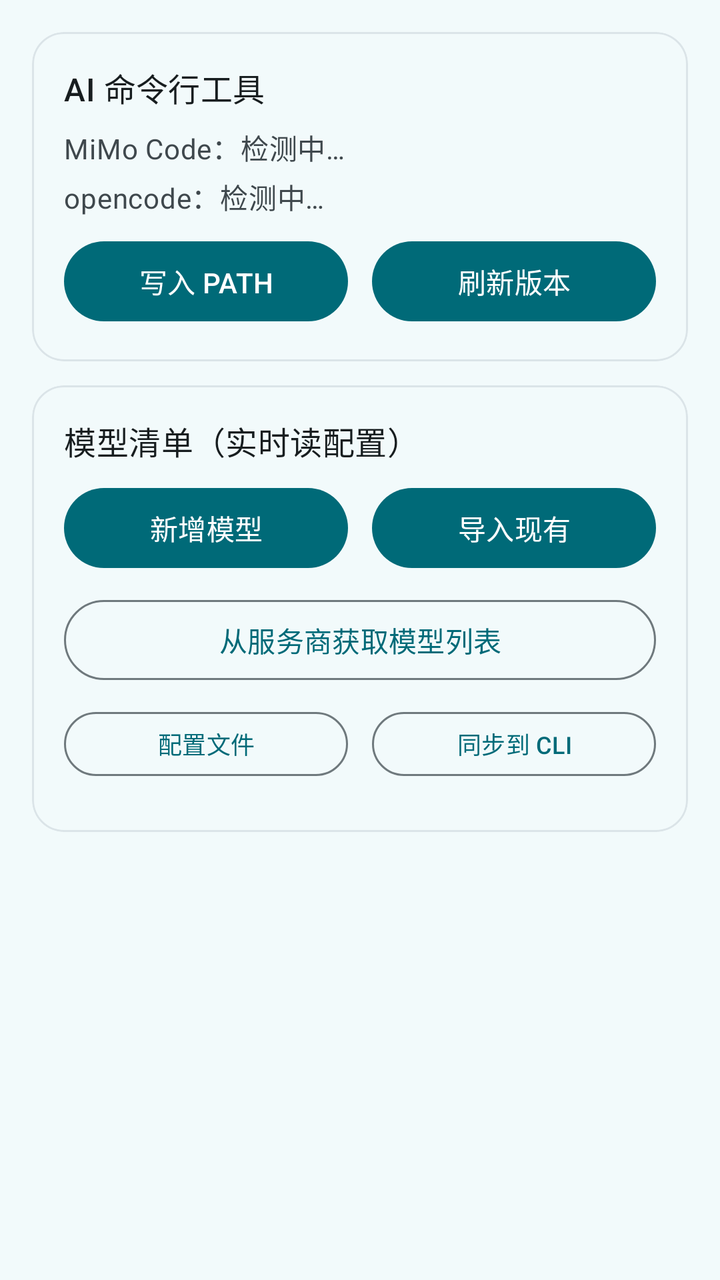
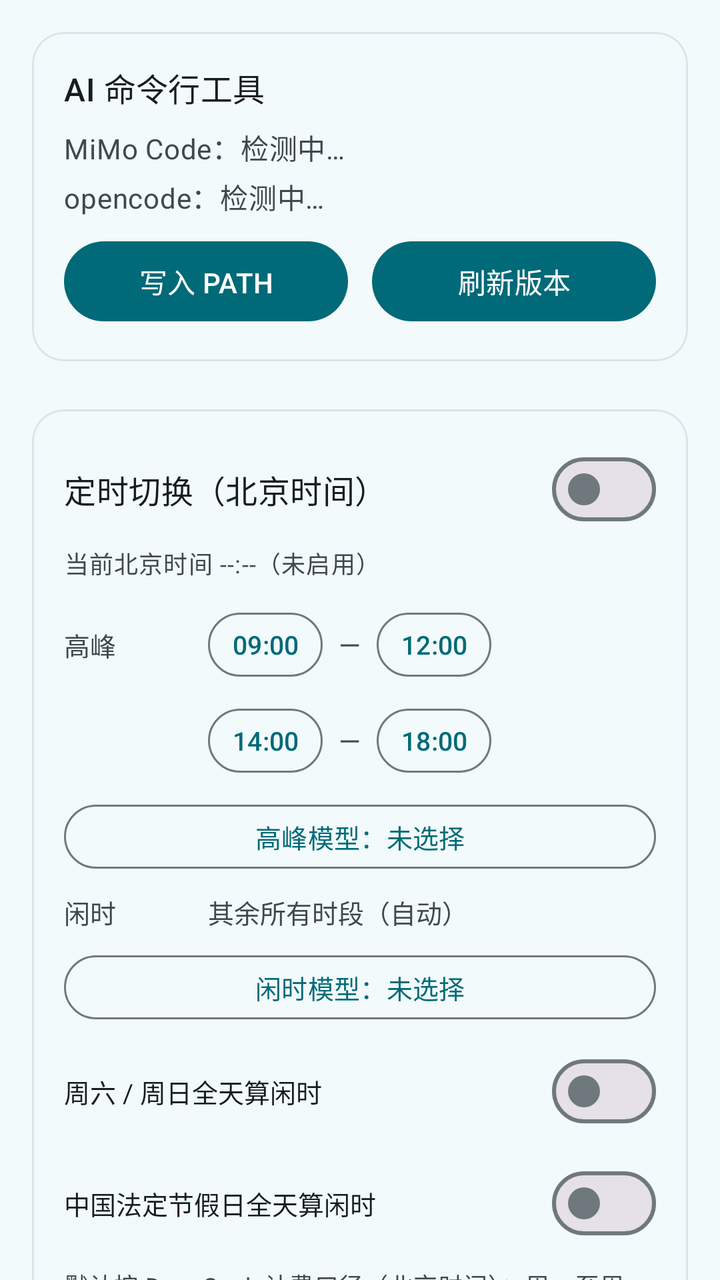

Before-and-after screenshots of an Android layout around one commit, followed by the original layout XML and the change that was made.
<!-- AndroidManifest.xml: application theme Theme.CodeTool -->
<!-- res/layout/fragment_ai_models.xml -->
<?xml version="1.0" encoding="utf-8"?>
<ScrollView xmlns:android="http://schemas.android.com/apk/res/android"
    xmlns:app="http://schemas.android.com/apk/res-auto"
    android:layout_width="match_parent"
    android:layout_height="match_parent"
    android:background="?android:attr/colorBackground"
    android:scrollbars="none"
    android:fillViewport="true">

    <LinearLayout
        android:layout_width="match_parent"
        android:layout_height="wrap_content"
        android:orientation="vertical"
        android:padding="16dp">

        
        <com.google.android.material.card.MaterialCardView
            android:layout_width="match_parent"
            android:layout_height="wrap_content"
            app:cardCornerRadius="16dp"
            app:cardElevation="0dp"
            app:strokeWidth="1dp"
            app:strokeColor="?attr/colorSurfaceVariant"
            android:layout_marginBottom="12dp">

            <LinearLayout
                android:layout_width="match_parent"
                android:layout_height="wrap_content"
                android:orientation="vertical"
                android:padding="16dp">

                <com.google.android.material.textview.MaterialTextView
                    android:layout_width="wrap_content"
                    android:layout_height="wrap_content"
                    android:text="AI 命令行工具"
                    android:textAppearance="?attr/textAppearanceTitleMedium"
                    android:textColor="?attr/colorOnSurface" />

                <com.google.android.material.textview.MaterialTextView
                    android:id="@+id/aiStatusMimo"
                    android:layout_width="wrap_content"
                    android:layout_height="wrap_content"
                    android:layout_marginTop="8dp"
                    android:text="MiMo Code：检测中…"
                    android:textAppearance="?attr/textAppearanceBodyMedium"
                    android:textColor="?attr/colorOnSurfaceVariant" />

                <com.google.android.material.textview.MaterialTextView
                    android:id="@+id/aiStatusOpencode"
                    android:layout_width="wrap_content"
                    android:layout_height="wrap_content"
                    android:layout_marginTop="4dp"
                    android:text="opencode：检测中…"
                    android:textAppearance="?attr/textAppearanceBodyMedium"
                    android:textColor="?attr/colorOnSurfaceVariant" />

                <LinearLayout
                    android:layout_width="match_parent"
                    android:layout_height="wrap_content"
                    android:orientation="horizontal"
                    android:layout_marginTop="8dp">

                    <com.google.android.material.button.MaterialButton
                        android:id="@+id/btnAiFixPath"
                        android:layout_width="0dp"
                        android:layout_height="wrap_content"
                        android:layout_weight="1"
                        android:text="写入 PATH" />

                    
                    <com.google.android.material.button.MaterialButton
                        android:id="@+id/btnAiRefreshVersion"
                        android:layout_width="0dp"
                        android:layout_height="wrap_content"
                        android:layout_weight="1"
                        android:layout_marginStart="12dp"
                        android:text="刷新版本" />
                </LinearLayout>
            </LinearLayout>
        </com.google.android.material.card.MaterialCardView>

        
        <com.google.android.material.card.MaterialCardView
            android:layout_width="match_parent"
            android:layout_height="wrap_content"
            app:cardCornerRadius="16dp"
            app:cardElevation="0dp"
            app:strokeWidth="1dp"
            app:strokeColor="?attr/colorSurfaceVariant">

            <LinearLayout
                android:layout_width="match_parent"
                android:layout_height="wrap_content"
                android:orientation="vertical"
                android:padding="16dp">

                <com.google.android.material.textview.MaterialTextView
                    android:layout_width="wrap_content"
                    android:layout_height="wrap_content"
                    android:text="模型清单（实时读配置）"
                    android:textAppearance="?attr/textAppearanceTitleMedium"
                    android:textColor="?attr/colorOnSurface" />

                <LinearLayout
                    android:layout_width="match_parent"
                    android:layout_height="wrap_content"
                    android:orientation="horizontal"
                    android:layout_marginTop="8dp">

                    <com.google.android.material.button.MaterialButton
                        android:id="@+id/btnAiAdd"
                        android:layout_width="0dp"
                        android:layout_height="wrap_content"
                        android:layout_weight="1"
                        android:text="新增模型" />

                    <com.google.android.material.button.MaterialButton
                        android:id="@+id/btnAiImport"
                        android:layout_width="0dp"
                        android:layout_height="wrap_content"
                        android:layout_weight="1"
                        android:layout_marginStart="12dp"
                        android:text="导入现有" />
                </LinearLayout>

                
                <com.google.android.material.button.MaterialButton
                    android:id="@+id/btnAiFetchModels"
                    style="?attr/materialButtonOutlinedStyle"
                    android:layout_width="match_parent"
                    android:layout_height="wrap_content"
                    android:layout_marginTop="8dp"
                    android:text="从服务商获取模型列表" />

                <LinearLayout
                    android:layout_width="match_parent"
                    android:layout_height="wrap_content"
                    android:orientation="horizontal"
                    android:layout_marginTop="8dp">

                    <com.google.android.material.button.MaterialButton
                        android:id="@+id/btnAiConfig"
                        style="?attr/materialButtonOutlinedStyle"
                        android:layout_width="0dp"
                        android:layout_height="wrap_content"
                        android:layout_weight="1"
                        android:minHeight="40dp"
                        android:textSize="12sp"
                        android:text="配置文件" />

                    <com.google.android.material.button.MaterialButton
                        android:id="@+id/btnAiSync"
                        style="?attr/materialButtonOutlinedStyle"
                        android:layout_width="0dp"
                        android:layout_height="wrap_content"
                        android:layout_weight="1"
                        android:layout_marginStart="12dp"
                        android:minHeight="40dp"
                        android:textSize="12sp"
                        android:text="同步到 CLI" />
                </LinearLayout>

                <LinearLayout
                    android:id="@+id/aiModelList"
                    android:layout_width="match_parent"
                    android:layout_height="wrap_content"
                    android:orientation="vertical"
                    android:layout_marginTop="8dp" />
            </LinearLayout>
        </com.google.android.material.card.MaterialCardView>

    </LinearLayout>
</ScrollView>
<!-- resources referenced by this layout -->
<resources>
  <style name="Theme.CodeTool" parent="Theme.Material3.Light.NoActionBar">
          <item name="colorPrimary">@color/light_primary</item>
          <item name="colorOnPrimary">@color/light_on_primary</item>
          <item name="colorPrimaryContainer">@color/light_primary_container</item>
          <item name="colorOnPrimaryContainer">@color/light_on_primary_container</item>
          <item name="colorSecondary">@color/light_secondary</item>
          <item name="colorOnSecondary">@color/light_on_secondary</item>
          <item name="colorSecondaryContainer">@color/light_secondary_container</item>
          <item name="colorOnSecondaryContainer">@color/light_on_secondary_container</item>
          <item name="colorSurface">@color/light_surface</item>
          <item name="colorOnSurface">@color/light_on_surface</item>
          <item name="colorSurfaceVariant">@color/light_surface_variant</item>
          <item name="colorOnSurfaceVariant">@color/light_on_surface_variant</item>
          <item name="colorSurfaceContainer">@color/light_surface_container</item>
          
          <item name="colorSurfaceContainerHigh">?attr/colorSurfaceContainer</item>
          <item name="colorSurfaceContainerLow">?attr/colorSurfaceContainer</item>
          <item name="android:colorBackground">@color/light_background</item>
          <item name="colorOnBackground">@color/light_on_background</item>
          <item name="colorOutline">@color/light_outline</item>
          <item name="colorError">@color/error</item>
          <item name="colorErrorContainer">@color/error_container</item>
          <item name="colorOnErrorContainer">@color/on_error_container</item>
          <item name="android:statusBarColor" tools:targetApi="l">?attr/colorSurface</item>
          <item name="android:navigationBarColor" tools:targetApi="l">@android:color/transparent</item>
          <item name="android:windowLightStatusBar" tools:targetApi="m">true</item>
          <item name="android:windowLightNavigationBar" tools:targetApi="o_mr1">true</item>
          <item name="android:windowBackground">@color/light_background</item>
      </style>
  <color name="light_primary">#FF006A78</color>
  <color name="light_on_primary">#FFFFFFFF</color>
  <color name="light_primary_container">#FF9CEAFB</color>
  <color name="light_on_primary_container">#FF00202A</color>
  <color name="light_secondary">#FF4C636B</color>
  <color name="light_on_secondary">#FFFFFFFF</color>
  <color name="light_secondary_container">#FFCFE8F1</color>
  <color name="light_on_secondary_container">#FF071F25</color>
  <color name="light_surface">#FFF2FAFB</color>
  <color name="light_on_surface">#FF171D1F</color>
  <color name="light_surface_variant">#FFDBE4E8</color>
  <color name="light_on_surface_variant">#FF3F484D</color>
  <color name="light_surface_container">#FFE6EFF1</color>
  <color name="light_background">#FFF2FAFB</color>
  <color name="light_on_background">#FF171D1F</color>
  <color name="light_outline">#FF6F797D</color>
  <color name="error">#FFFFB4AB</color>
  <color name="error_container">#FF93000A</color>
  <color name="on_error_container">#FFFFDAD6</color>
</resources>

<!-- the commit's change to res/layout/fragment_ai_models.xml (unified diff, before → after) -->
@@ -83,6 +83,7 @@
         <com.google.android.material.card.MaterialCardView
             android:layout_width="match_parent"
             android:layout_height="wrap_content"
+            android:layout_marginTop="12dp"
             app:cardCornerRadius="16dp"
             app:cardElevation="0dp"
             app:strokeWidth="1dp"
@@ -94,6 +95,251 @@
                 android:orientation="vertical"
                 android:padding="16dp">
 
+                <LinearLayout
+                    android:layout_width="match_parent"
+                    android:layout_height="wrap_content"
+                    android:orientation="horizontal"
+                    android:gravity="center_vertical">
+
+                    <com.google.android.material.textview.MaterialTextView
+                        android:layout_width="0dp"
+                        android:layout_height="wrap_content"
+                        android:layout_weight="1"
+                        android:text="定时切换（北京时间）"
+                        android:textAppearance="?attr/textAppearanceTitleMedium"
+                        android:textColor="?attr/colorOnSurface" />
+
+                    <com.google.android.material.materialswitch.MaterialSwitch
+                        android:id="@+id/switchSchedule"
+                        android:layout_width="wrap_content"
+                        android:layout_height="wrap_content"
+                        android:layout_marginStart="12dp" />
+                </LinearLayout>
+
+                <com.google.android.material.textview.MaterialTextView
+                    android:id="@+id/tvScheduleNow"
+                    android:layout_width="match_parent"
+                    android:layout_height="wrap_content"
+                    android:layout_marginTop="4dp"
+                    android:text="当前北京时间 --:--（未启用）"
+                    android:textAppearance="?attr/textAppearanceBodySmall"
+                    android:textColor="?attr/colorOnSurfaceVariant" />
+
+                
+                <LinearLayout
+                    android:layout_width="match_parent"
+                    android:layout_height="wrap_content"
+                    android:layout_marginTop="12dp"
+                    android:orientation="horizontal"
+                    android:gravity="center_vertical">
+
+                    <com.google.android.material.textview.MaterialTextView
+                        android:layout_width="72dp"
+                        android:layout_height="wrap_content"
+                        android:text="高峰"
+                        android:textSize="13sp"
+                        android:textColor="?attr/colorOnSurfaceVariant" />
+
+                    <com.google.android.material.button.MaterialButton
+                        android:id="@+id/btnPeak1Start"
+                        style="?attr/materialButtonOutlinedStyle"
+                        android:layout_width="wrap_content"
+                        android:layout_height="wrap_content"
+                        android:minWidth="0dp"
+                        android:minHeight="40dp"
+                        android:paddingStart="12dp"
+                        android:paddingEnd="12dp"
+                        android:textSize="13sp"
+                        android:text="09:00" />
+
+                    <com.google.android.material.textview.MaterialTextView
+                        android:layout_width="wrap_content"
+                        android:layout_height="wrap_content"
+                        android:layout_marginStart="8dp"
+                        android:layout_marginEnd="8dp"
+                        android:text="—"
+                        android:textColor="?attr/colorOnSurfaceVariant" />
+
+                    <com.google.android.material.button.MaterialButton
+                        android:id="@+id/btnPeak1End"
+                        style="?attr/materialButtonOutlinedStyle"
+                        android:layout_width="wrap_content"
+                        android:layout_height="wrap_content"
+                        android:minWidth="0dp"
+                        android:minHeight="40dp"
+                        android:paddingStart="12dp"
+                        android:paddingEnd="12dp"
+                        android:textSize="13sp"
+                        android:text="12:00" />
+                </LinearLayout>
+
+                
+                <LinearLayout
+                    android:layout_width="match_parent"
+                    android:layout_height="wrap_content"
+                    android:layout_marginTop="8dp"
+                    android:orientation="horizontal"
+                    android:gravity="center_vertical">
+
+                    <com.google.android.material.textview.MaterialTextView
+                        android:layout_width="72dp"
+                        android:layout_height="wrap_content"
+                        android:text=""
+                        android:textSize="13sp" />
+
+                    <com.google.android.material.button.MaterialButton
+                        android:id="@+id/btnPeak2Start"
+                        style="?attr/materialButtonOutlinedStyle"
+                        android:layout_width="wrap_content"
+                        android:layout_height="wrap_content"
+                        android:minWidth="0dp"
+                        android:minHeight="40dp"
+                        android:paddingStart="12dp"
+                        android:paddingEnd="12dp"
+                        android:textSize="13sp"
+                        android:text="14:00" />
+
+                    <com.google.android.material.textview.MaterialTextView
+                        android:layout_width="wrap_content"
+                        android:layout_height="wrap_content"
+                        android:layout_marginStart="8dp"
+                        android:layout_marginEnd="8dp"
+                        android:text="—"
+                        android:textColor="?attr/colorOnSurfaceVariant" />
+
+                    <com.google.android.material.button.MaterialButton
+                        android:id="@+id/btnPeak2End"
+                        style="?attr/materialButtonOutlinedStyle"
+                        android:layout_width="wrap_content"
+                        android:layout_height="wrap_content"
+                        android:minWidth="0dp"
+                        android:minHeight="40dp"
+                        android:paddingStart="12dp"
+                        android:paddingEnd="12dp"
+                        android:textSize="13sp"
+                        android:text="18:00" />
+                </LinearLayout>
+
+                <com.google.android.material.button.MaterialButton
+                    android:id="@+id/btnPeakModel"
+                    style="?attr/materialButtonOutlinedStyle"
+                    android:layout_width="match_parent"
+                    android:layout_height="wrap_content"
+                    android:layout_marginTop="8dp"
+                    android:minHeight="40dp"
+                    android:maxLines="1"
+                    android:ellipsize="end"
+                    android:textSize="13sp"
+                    android:text="高峰模型：未选择" />
+
+                
+                <LinearLayout
+                    android:layout_width="match_parent"
+                    android:layout_height="wrap_content"
+                    android:layout_marginTop="8dp"
+                    android:orientation="horizontal"
+                    android:gravity="center_vertical">
+
+                    <com.google.android.material.textview.MaterialTextView
+                        android:layout_width="72dp"
+                        android:layout_height="wrap_content"
+                        android:text="闲时"
+                        android:textSize="13sp"
+                        android:textColor="?attr/colorOnSurfaceVariant" />
+
+                    <com.google.android.material.textview.MaterialTextView
+                        android:id="@+id/tvOffRange"
+                        android:layout_width="0dp"
+                        android:layout_height="wrap_content"
+                        android:layout_weight="1"
+                        android:text="其余所有时段（自动）"
+                        android:textSize="13sp"
+                        android:textColor="?attr/colorOnSurfaceVariant" />
+                </LinearLayout>
+
+                <com.google.android.material.button.MaterialButton
+                    android:id="@+id/btnOffModel"
+                    style="?attr/materialButtonOutlinedStyle"
+                    android:layout_width="match_parent"
+                    android:layout_height="wrap_content"
+                    android:layout_marginTop="8dp"
+                    android:minHeight="40dp"
+                    android:maxLines="1"
+                    android:ellipsize="end"
+                    android:textSize="13sp"
+                    android:text="闲时模型：未选择" />
+
+                
+                <LinearLayout
+                    android:layout_width="match_parent"
+                    android:layout_height="wrap_content"
+                    android:layout_marginTop="8dp"
+                    android:orientation="horizontal"
+                    android:gravity="center_vertical">
+
+                    <com.google.android.material.textview.MaterialTextView
+                        android:layout_width="0dp"
+                        android:layout_height="wrap_content"
+                        android:layout_weight="1"
+                        android:text="周六 / 周日全天算闲时"
+                        android:textSize="13sp"
+                        android:textColor="?attr/colorOnSurface" />
+
+                    <com.google.android.material.materialswitch.MaterialSwitch
+                        android:id="@+id/switchWeekendOff"
+                        android:layout_width="wrap_content"
+                        android:layout_height="wrap_content"
+                        android:layout_marginStart="12dp" />
+                </LinearLayout>
+
+                
+                <LinearLayout
+                    android:layout_width="match_parent"
+                    android:layout_height="wrap_content"
+                    android:layout_marginTop="8dp"
+                    android:orientation="horizontal"
+                    android:gravity="center_vertical">
+
+                    <com.google.android.material.textview.MaterialTextView
+                        android:layout_width="0dp"
+                        android:layout_height="wrap_content"
+                        android:layout_weight="1"
+                        android:text="中国法定节假日全天算闲时"
+                        android:textSize="13sp"
+                        android:textColor="?attr/colorOnSurface" />
+
+                    <com.google.android.material.materialswitch.MaterialSwitch
+                        android:id="@+id/switchHolidayOff"
+                        android:layout_width="wrap_content"
+                        android:layout_height="wrap_content"
+                        android:layout_marginStart="12dp" />
+                </LinearLayout>
+
+                <com.google.android.material.textview.MaterialTextView
+                    android:layout_width="match_parent"
+                    android:layout_height="wrap_content"
+                    android:layout_marginTop="8dp"
+                    android:text="默认按 DeepSeek 计费口径（北京时间）：周一至周五 09:00–12:00、14:00–18:00 为高峰；其余时段（含午休 12:00–14:00、夜间、周末、中国法定节假日全天）为闲时。时间可改，支持跨零点；两段开始与结束相同表示不启用该段。到点自动切换（后台也生效）；检测到 CLI 仍在运行会弹防误触窗提醒重启终端。"
+                    android:textAppearance="?attr/textAppearanceBodySmall"
+                    android:textColor="?attr/colorOnSurfaceVariant" />
+            </LinearLayout>
+        </com.google.android.material.card.MaterialCardView>
+
+        
+        <com.google.android.material.card.MaterialCardView
+            android:layout_width="match_parent"
+            android:layout_height="wrap_content"
+            app:cardCornerRadius="16dp"
+            app:cardElevation="0dp"
+            app:strokeWidth="1dp"
+            app:strokeColor="?attr/colorSurfaceVariant">
+
+            <LinearLayout
+                android:layout_width="match_parent"
+                android:layout_height="wrap_content"
+                android:orientation="vertical"
+                android:padding="16dp">
+
                 <com.google.android.material.textview.MaterialTextView
                     android:layout_width="wrap_content"
                     android:layout_height="wrap_content"
